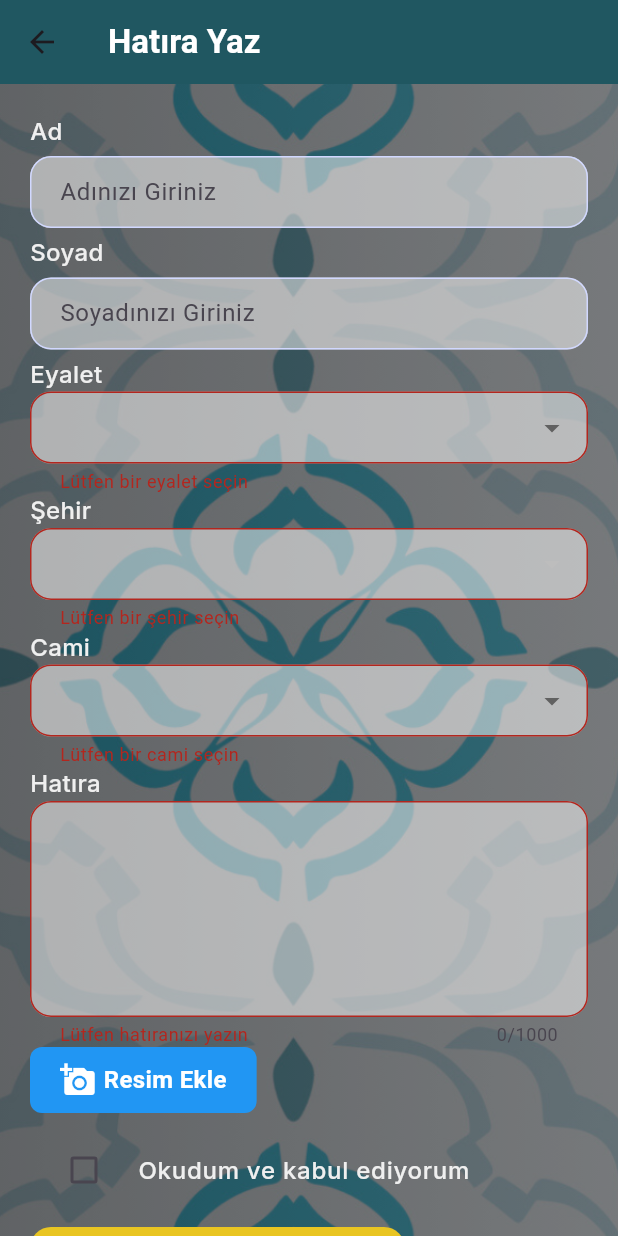
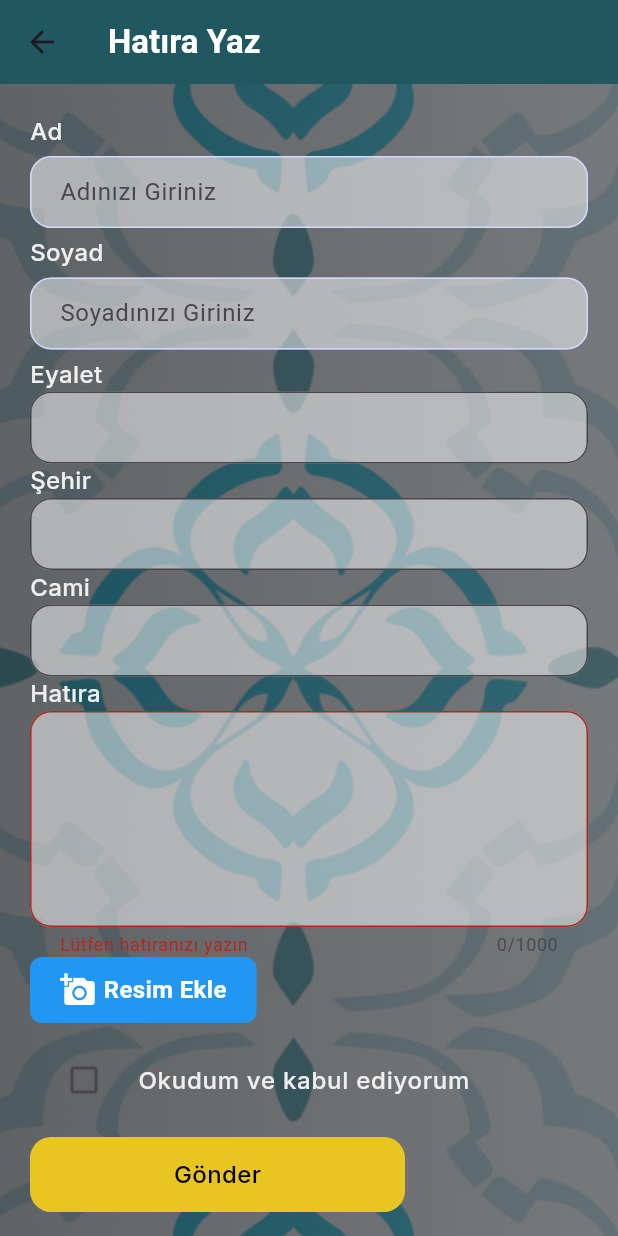
Before and after one commit to ozcann159/memory_app, a Flutter app: the MemoryEntryPage screen opened by its route, after a tap on "Gönder", on a phone screen of 412 x 824 dp. Run offline on Flutter 3.47's test engine with Material 3 defaults, Android fonts, the light colour scheme and no system bars; our stand-ins replace bloc, cloud_firestore, equatable, firebase_auth, firebase_core, firebase_storage and 3 more; accounts and stored records are empty.

Commit message:
Updated MemoryListPage and MemoryEntryPage; added features for listing approved memories.

```diff
--- a/lib/models/memory_model.dart
+++ b/lib/models/memory_model.dart
@@ -1,7 +1,7 @@
 import 'package:cloud_firestore/cloud_firestore.dart';
 
 class Memory {
-  String id; // Eklenen alan
+  String id;
   String name;
   String surname;
   String state;
@@ -13,7 +13,7 @@ class Memory {
   bool isApproved;
 
   Memory({
-    required this.id, // Güncellendi
+    required this.id,
     required this.name,
     required this.surname,
     required this.state,
--- a/lib/pages/memory_entry_page.dart
+++ b/lib/pages/memory_entry_page.dart
@@ -1,6 +1,5 @@
 import 'dart:io';
 
-import 'package:cloud_firestore/cloud_firestore.dart';
 import 'package:firebase_storage/firebase_storage.dart';
 import 'package:flutter/material.dart';
 import 'package:flutter_bloc/flutter_bloc.dart';
@@ -39,16 +38,26 @@ class _MemoryEntryPageState extends State<MemoryEntryPage> {
     "Hamburg": ["Hamburg City", "Altona", "Eimsbüttel"],
     "Bremen": ["Bremen City", "Bremerhaven"],
     "Berlin": ["Berlin City", "Mitte", "Friedrichshain-Kreuzberg"],
-    "Hessen": ["Frankfurt", "Wiesbaden", "Erlensee", "Kassel"],
+    "Hessen": [
+      "Frankfurt",
+      "Wiesbaden",
+      "Erlensee",
+      "Kassel",
+      "Gelnhausen",
+      "Wächtersbach"
+    ],
   };
 
   final List<String> mosques = [
+    "DITIB-Türkisch Islamische Gemeinde Gelnhausen eV",
     "Cologne Central Mosque",
     "Berlin Sehitlik Mosque",
     "Essen DITIB Merkez Camii",
     "Duisburg Merkez Moschee",
-    "Frankfurt Nida Moschee",
-    "Hamburg Merkez Camii",
+    "Frankfurt Zentralmoschee Wächtersbach",
+    "Ditib Türkisch-Islamische Gemeinde zu Schlüchtern e.v. Eyüp Sultan Moschee",
+    "DITIB Türkisch Islamischer Gemeinde zu Erlensee eV Fatih-Moschee Erlensee,"
+        "Hamburg Merkez Camii",
     "Mannheim DITIB Yunus Emre Camii",
     "Stuttgart Zentral Moschee",
     "Nuremberg Süleymaniye Moschee",
@@ -91,7 +100,8 @@ class _MemoryEntryPageState extends State<MemoryEntryPage> {
                     builder: (BuildContext context) {
                       return AlertDialog(
                         title: const Text("Başarılı"),
-                        content: const Text("Hatıra başarıyla gönderildi"),
+                        content: const Text(
+                            "Hatıranız başarıyla gönderildi ve admin tarafından onaylandıktan sonra yayımlanacaktır."),
                         actions: [
                           TextButton(
                             onPressed: () {
@@ -305,8 +315,7 @@ class _MemoryEntryPageState extends State<MemoryEntryPage> {
   }
 
   Future<void> _pickImage(ImageSource source) async {
-    final pickedImage =
-        await ImagePicker().pickImage(source: source);
+    final pickedImage = await ImagePicker().pickImage(source: source);
     if (pickedImage != null) {
       setState(() {
         image = pickedImage;
--- a/lib/widgets/custom_dropdown_field.dart
+++ b/lib/widgets/custom_dropdown_field.dart
@@ -1,6 +1,6 @@
 import 'package:flutter/material.dart';
 
-class CustomDropdownField extends StatelessWidget {
+class CustomDropdownField extends StatefulWidget {
   final String? value;
   final List<String> items;
   final String labelText;
@@ -13,24 +13,24 @@ class CustomDropdownField extends StatelessWidget {
     required this.items,
     required this.labelText,
     required this.onChanged,
-    this.validator, required Color fillColor, required bool filled,
+    this.validator, required bool filled, required Color fillColor,
   }) : super(key: key);
 
   @override
+  _CustomDropdownFieldState createState() => _CustomDropdownFieldState();
+}
+
+class _CustomDropdownFieldState extends State<CustomDropdownField> {
+  @override
   Widget build(BuildContext context) {
-    return DropdownButtonFormField<String>(
-      value: value,
-      items: items.map((String item) {
-        return DropdownMenuItem<String>(
-          value: item,
-          child: Text(item),
-        );
-      }).toList(),
-      onChanged: onChanged,
+    return TextFormField(
+      readOnly: true,
+      controller: TextEditingController(text: widget.value),
+      onTap: () => _showSelectionDialog(context),
       decoration: InputDecoration(
-        labelText: labelText,
+        labelText: widget.labelText,
         filled: true,
-        fillColor: Colors.white.withOpacity(0.5), // Saydam beyaz
+        fillColor: Colors.white.withOpacity(0.5),
         border: OutlineInputBorder(
           borderSide: const BorderSide(
             color: Color(0xffd1d8ff),
@@ -39,7 +39,33 @@ class CustomDropdownField extends StatelessWidget {
         ),
         contentPadding: EdgeInsets.symmetric(vertical: 12, horizontal: 16),
       ),
-      validator: validator,
+    );
+  }
+
+  void _showSelectionDialog(BuildContext context) {
+    showDialog(
+      context: context,
+      builder: (BuildContext context) {
+        return AlertDialog(
+          title: Text(widget.labelText),
+          content: Container(
+            width: double.maxFinite,
+            child: ListView.builder(
+              shrinkWrap: true,
+              itemCount: widget.items.length,
+              itemBuilder: (context, index) {
+                return ListTile(
+                  title: Text(widget.items[index]),
+                  onTap: () {
+                    widget.onChanged(widget.items[index]);
+                    Navigator.of(context).pop();
+                  },
+                );
+              },
+            ),
+          ),
+        );
+      },
     );
   }
 }
```
Also changed, not shown: lib/pages/memories_list_screen.dart.dart (+7 -3 lines), lib/pages/memory_approval_page.dart (+29 -10 lines), lib/repo/memory_repository.dart (+8 -1 lines).
